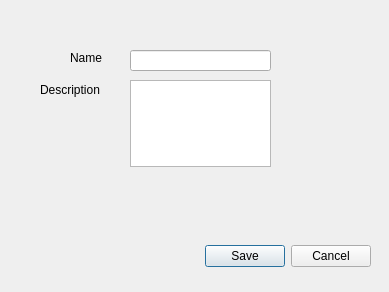
toddn1704/code-musketeers, file StuffFinder/StuffFinder/Addlayoutdialog.ui: the form before one commit.
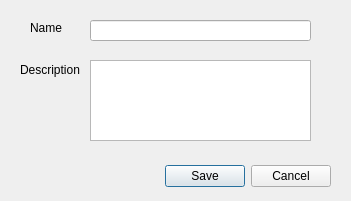
The form after the commit.

```diff
--- a/StuffFinder/StuffFinder/Addlayoutdialog.ui
+++ b/StuffFinder/StuffFinder/Addlayoutdialog.ui
@@ -6,8 +6,8 @@
    <rect>
     <x>0</x>
     <y>0</y>
-    <width>389</width>
-    <height>292</height>
+    <width>351</width>
+    <height>201</height>
    </rect>
   </property>
   <property name="windowTitle">
@@ -16,8 +16,8 @@
   <widget class="QDialogButtonBox" name="buttonBox">
    <property name="geometry">
     <rect>
-     <x>30</x>
-     <y>240</y>
+     <x>-10</x>
+     <y>160</y>
      <width>341</width>
      <height>32</height>
     </rect>
@@ -32,9 +32,9 @@
   <widget class="QLineEdit" name="layout_name">
    <property name="geometry">
     <rect>
-     <x>130</x>
-     <y>50</y>
-     <width>141</width>
+     <x>90</x>
+     <y>20</y>
+     <width>221</width>
      <height>21</height>
     </rect>
    </property>
@@ -42,8 +42,8 @@
   <widget class="QLabel" name="label">
    <property name="geometry">
     <rect>
-     <x>70</x>
-     <y>50</y>
+     <x>30</x>
+     <y>20</y>
      <width>53</width>
      <height>16</height>
     </rect>
@@ -55,8 +55,8 @@
   <widget class="QLabel" name="label_2">
    <property name="geometry">
     <rect>
-     <x>40</x>
-     <y>80</y>
+     <x>20</x>
+     <y>60</y>
      <width>71</width>
      <height>20</height>
     </rect>
@@ -68,10 +68,10 @@
   <widget class="QTextEdit" name="layout_description">
    <property name="geometry">
     <rect>
-     <x>130</x>
-     <y>80</y>
-     <width>141</width>
-     <height>87</height>
+     <x>90</x>
+     <y>60</y>
+     <width>221</width>
+     <height>81</height>
     </rect>
    </property>
   </widget>
```
